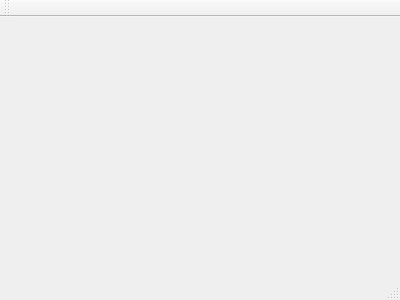
First picture: the form in software/rgbcpgui/mainwindow.ui, repository microprogs/rgbcp, before the edit.
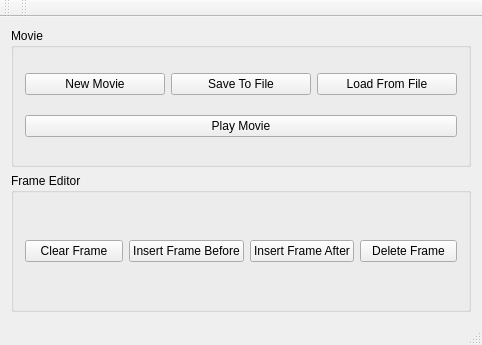
Second picture: the form after the edit.

Commit message: Led Movie Editor Complete

```diff
--- a/software/rgbcpgui/mainwindow.ui
+++ b/software/rgbcpgui/mainwindow.ui
@@ -1,24 +1,157 @@
 <ui version="4.0">
  <class>MainWindow</class>
- <widget class="QMainWindow" name="MainWindow" >
-  <property name="geometry" >
+ <widget class="QMainWindow" name="MainWindow">
+  <property name="geometry">
    <rect>
     <x>0</x>
     <y>0</y>
-    <width>400</width>
-    <height>300</height>
+    <width>482</width>
+    <height>345</height>
    </rect>
   </property>
   <property name="windowTitle" >
    <string>MainWindow</string>
   </property>
-  <widget class="QMenuBar" name="menuBar" />
-  <widget class="QToolBar" name="mainToolBar" />
-  <widget class="QWidget" name="centralWidget" />
-  <widget class="QStatusBar" name="statusBar" />
+  <widget class="QWidget" name="centralWidget">
+   <layout class="QVBoxLayout" name="verticalLayout_2">
+    <item>
+     <layout class="QVBoxLayout" name="verticalLayout">
+      <item>
+       <layout class="QVBoxLayout" name="verticalLayoutWidgetLed"/>
+      </item>
+      <item>
+       <layout class="QHBoxLayout" name="horizontalLayout">
+        <item>
+         <widget class="QGroupBox" name="groupBoxMovie">
+          <property name="title">
+           <string>Movie</string>
+          </property>
+          <property name="flat">
+           <bool>false</bool>
+          </property>
+          <layout class="QHBoxLayout" name="horizontalLayout_2">
+           <item>
+            <layout class="QVBoxLayout" name="verticalLayout_3">
+             <item>
+              <layout class="QHBoxLayout" name="horizontalLayout_5">
+               <item>
+                <widget class="QPushButton" name="btnNewMovie">
+                 <property name="text">
+                  <string>New Movie</string>
+                 </property>
+                </widget>
+               </item>
+               <item>
+                <widget class="QPushButton" name="btnSaveToFile">
+                 <property name="text">
+                  <string>Save To File</string>
+                 </property>
+                </widget>
+               </item>
+               <item>
+                <widget class="QPushButton" name="btnLoadFromFile">
+                 <property name="text">
+                  <string>Load From File</string>
+                 </property>
+                </widget>
+               </item>
+              </layout>
+             </item>
+             <item>
+              <widget class="QPushButton" name="btnPlayStopMovie">
+               <property name="text">
+                <string>Play Movie</string>
+               </property>
+              </widget>
+             </item>
+            </layout>
+           </item>
+          </layout>
+         </widget>
+        </item>
+       </layout>
+      </item>
+      <item>
+       <layout class="QHBoxLayout" name="horizontalLayout_3">
+        <item>
+         <widget class="QGroupBox" name="groupBoxFrame">
+          <property name="title">
+           <string>Frame Editor</string>
+          </property>
+          <layout class="QGridLayout" name="gridLayout">
+           <item row="0" column="0">
+            <layout class="QHBoxLayout" name="horizontalLayout_4">
+             <item>
+              <widget class="QPushButton" name="btnFrameClear">
+               <property name="text">
+                <string>Clear Frame</string>
+               </property>
+              </widget>
+             </item>
+             <item>
+              <widget class="QPushButton" name="btnFrameInsertBefore">
+               <property name="text">
+                <string>Insert Frame Before</string>
+               </property>
+              </widget>
+             </item>
+             <item>
+              <widget class="QPushButton" name="btnFrameInsertAfter">
+               <property name="text">
+                <string>Insert Frame After</string>
+               </property>
+              </widget>
+             </item>
+             <item>
+              <widget class="QPushButton" name="btnFrameDelete">
+               <property name="text">
+                <string>Delete Frame</string>
+               </property>
+              </widget>
+             </item>
+            </layout>
+           </item>
+          </layout>
+         </widget>
+        </item>
+       </layout>
+      </item>
+     </layout>
+    </item>
+   </layout>
+  </widget>
+  <widget class="QMenuBar" name="menuBar">
+   <property name="geometry">
+    <rect>
+     <x>0</x>
+     <y>0</y>
+     <width>482</width>
+     <height>20</height>
+    </rect>
+   </property>
+  </widget>
+  <widget class="QToolBar" name="mainToolBar">
+   <attribute name="toolBarArea">
+    <enum>TopToolBarArea</enum>
+   </attribute>
+   <attribute name="toolBarBreak">
+    <bool>false</bool>
+   </attribute>
+  </widget>
+  <widget class="QStatusBar" name="statusBar"/>
+  <widget class="QToolBar" name="toolBar">
+   <property name="windowTitle">
+    <string>toolBar</string>
+   </property>
+   <attribute name="toolBarArea">
+    <enum>TopToolBarArea</enum>
+   </attribute>
+   <attribute name="toolBarBreak">
+    <bool>false</bool>
+   </attribute>
+  </widget>
  </widget>
- <layoutDefault spacing="6" margin="11" />
- <pixmapfunction></pixmapfunction>
+ <layoutdefault spacing="6" margin="11"/>
  <resources/>
  <connections/>
 </ui>
```
Left out of the diff: 144 changed lines with no effect on the pictures. The commit also changes 43 other files.
